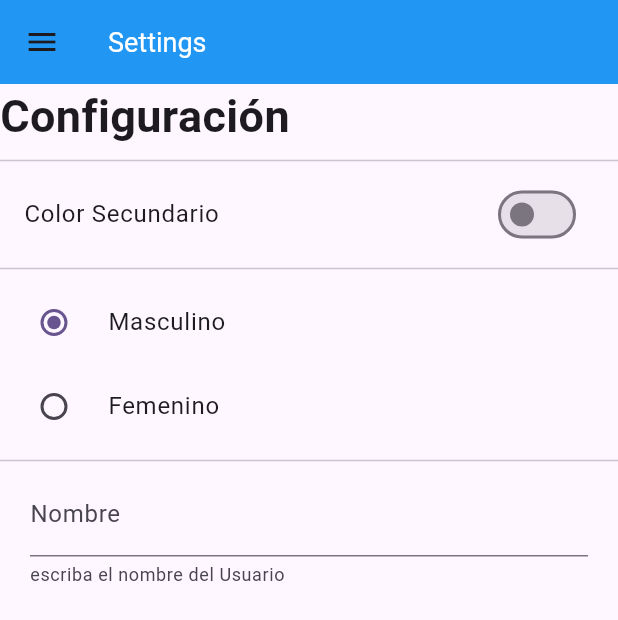
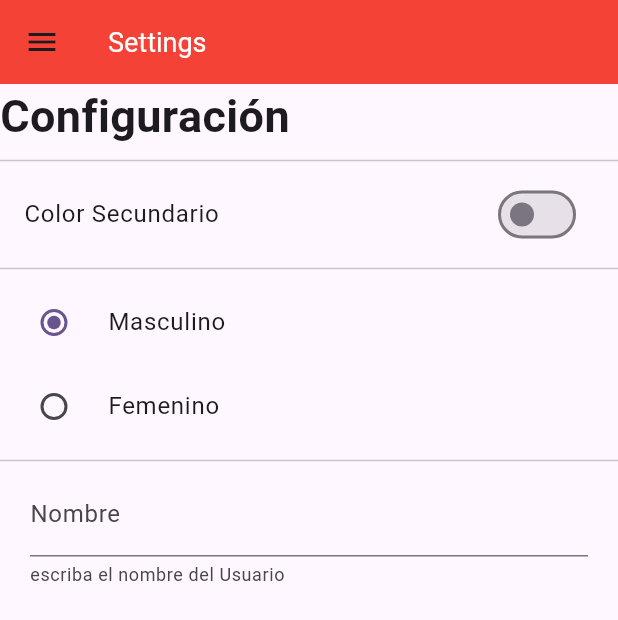
Before and after one commit to winsignares/pracm1, a Flutter app: the screen it shows after launch, on a phone screen of 412 x 824 dp. Shown: the top 620 px of the screen. Run offline on Flutter 3.47's test engine with Material 2 defaults, Android fonts, the phone set to English and light mode, and no system bars; our stand-ins replace shared_preferences.

Commit message:
Se agrego modificacion de sexo y color secundarido

```diff
--- a/hola_mundo/lib/Screens/CustomerSetting.dart
+++ b/hola_mundo/lib/Screens/CustomerSetting.dart
@@ -28,7 +28,8 @@ class _CustomerSettingState extends State<CustomerSetting> {
   void initState() {
     super.initState();
     prefs.ultimapagina = CustomerSetting.nombre;
-     _colorsecundario = prefs.colosecundario;
+    _colorsecundario = prefs.colosecundario;
+    _sexo = prefs.sexo;
     _textEditingController = TextEditingController(
       text: prefs.nombre
     );
@@ -42,7 +43,7 @@ class _CustomerSettingState extends State<CustomerSetting> {
           'Settings',
           style: TextStyle(color: Colors.white, fontSize: 18.0),
         ),
-        backgroundColor: Colors.blue,
+        backgroundColor: prefs.colosecundario ? Colors.blue : Colors.red,
       ),
        drawer: const CustmerDrawer(),
       body: SafeArea(
```
